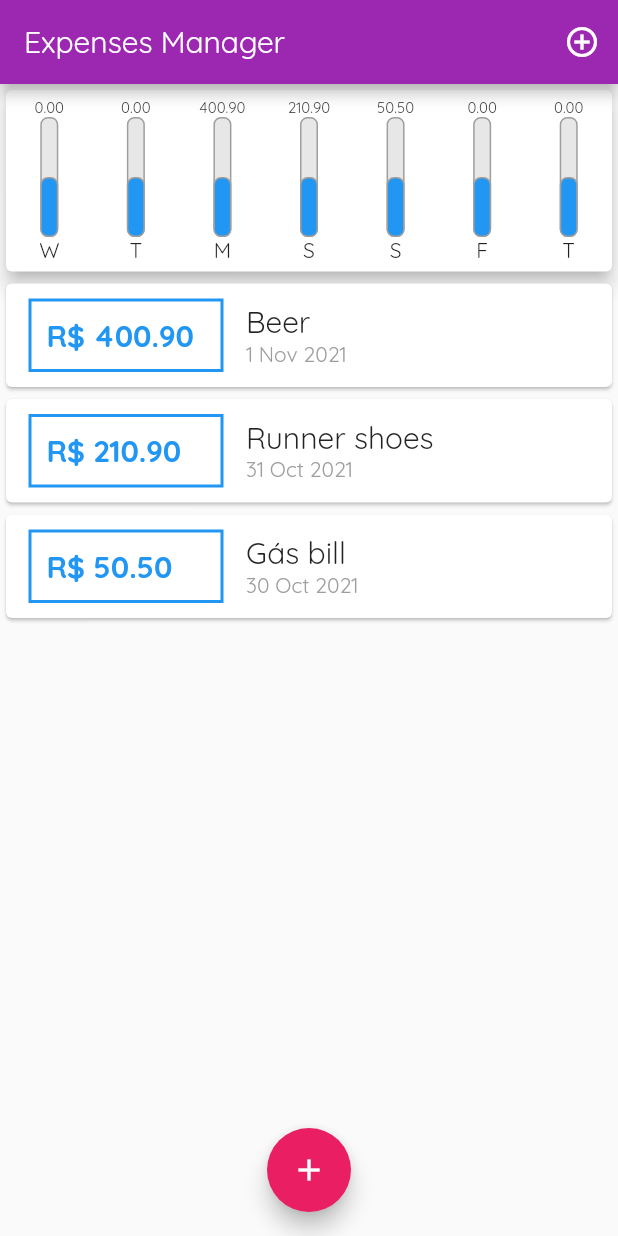
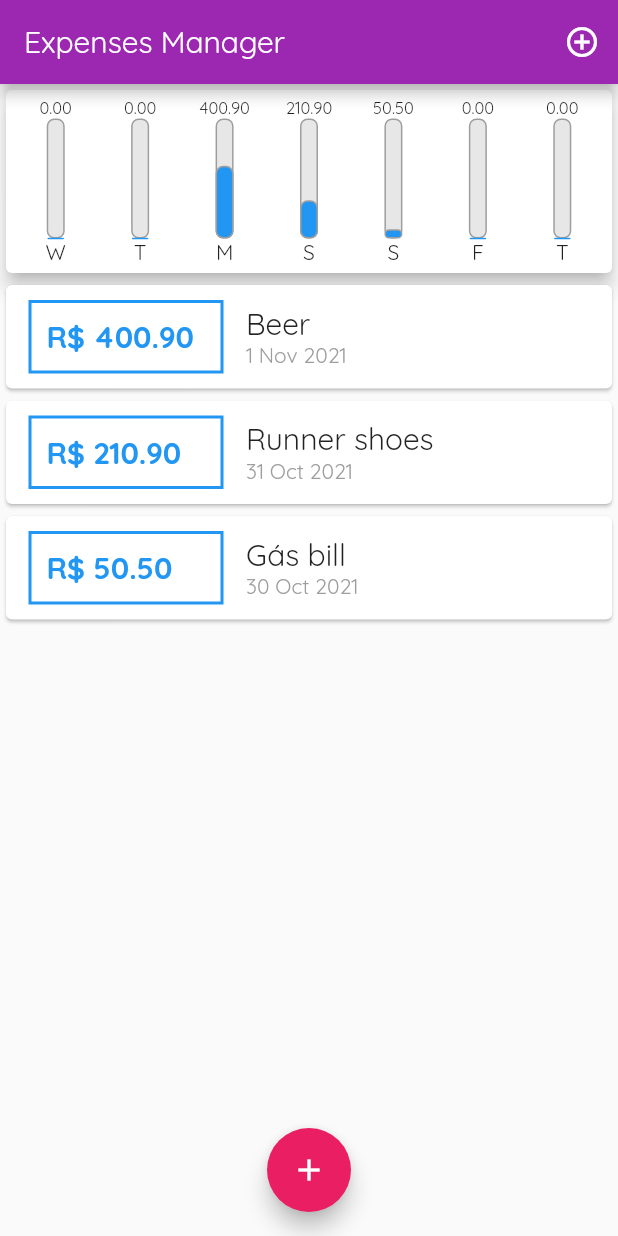
Before and after one commit to diegormb06/expenses_manager, a Flutter app: the screen it shows after launch, on a phone screen of 412 x 824 dp. Run offline on Flutter 3.47's test engine with Material 2 defaults, Android fonts, the phone set to English and light mode, and no system bars.

Commit message:
feat: implementada o cálculo de porcentagem

```diff
--- /dev/null
+++ b/analysis_options.yaml
@@ -0,0 +1,29 @@
+# This file configures the analyzer, which statically analyzes Dart code to
+# check for errors, warnings, and lints.
+#
+# The issues identified by the analyzer are surfaced in the UI of Dart-enabled
+# IDEs (https://dart.dev/tools#ides-and-editors). The analyzer can also be
+# invoked from the command line by running `flutter analyze`.
+
+# The following line activates a set of recommended lints for Flutter apps,
+# packages, and plugins designed to encourage good coding practices.
+include: package:flutter_lints/flutter.yaml
+
+linter:
+  # The lint rules applied to this project can be customized in the
+  # section below to disable rules from the `package:flutter_lints/flutter.yaml`
+  # included above or to enable additional rules. A list of all available lints
+  # and their documentation is published at
+  # https://dart-lang.github.io/linter/lints/index.html.
+  #
+  # Instead of disabling a lint rule for the entire project in the
+  # section below, it can also be suppressed for a single line of code
+  # or a specific dart file by using the `// ignore: name_of_lint` and
+  # `// ignore_for_file: name_of_lint` syntax on the line or in the file
+  # producing the lint.
+  rules:
+    # avoid_print: false  # Uncomment to disable the `avoid_print` rule
+    # prefer_single_quotes: true  # Uncomment to enable the `prefer_single_quotes` rule
+
+# Additional information about this file can be found at
+# https://dart.dev/guides/language/analysis-options
--- a/lib/components/chart.dart
+++ b/lib/components/chart.dart
@@ -31,18 +31,29 @@ class Chart extends StatelessWidget {
     });
   }
 
+  double get _weekTotalValue {
+    return groupedTransactions.fold(0.0, (sum, tr) {
+      return sum += tr['value'] as double;
+    });
+  }
+
   @override
   Widget build(BuildContext context) {
     groupedTransactions;
     return Card(
         elevation: 5,
         child: Container(
-          padding: EdgeInsets.symmetric(vertical: 5),
+          padding: EdgeInsets.all(5),
           child: Row(
             mainAxisAlignment: MainAxisAlignment.spaceAround,
             children: groupedTransactions.map((Map<String, dynamic> tr) {
-              return ChartBar(
-                  label: tr['day'], value: tr['value'], percentage: 0.5);
+              return Flexible(
+                fit: FlexFit.tight,
+                child: ChartBar(
+                    label: tr['day'],
+                    value: tr['value'],
+                    percentage: tr['value'] / _weekTotalValue),
+              );
             }).toList(),
           ),
         ));
--- a/lib/components/chart_bar.dart
+++ b/lib/components/chart_bar.dart
@@ -15,9 +15,11 @@ class ChartBar extends StatelessWidget {
   Widget build(BuildContext context) {
     return Column(
       children: <Widget>[
-        Text(
-          '${value.toStringAsFixed(2)}',
-          style: TextStyle(fontSize: 10),
+        FittedBox(
+          child: Text(
+            '${value.toStringAsFixed(2)}',
+            style: TextStyle(fontSize: 11),
+          ),
         ),
         Container(
           height: 80,
```
